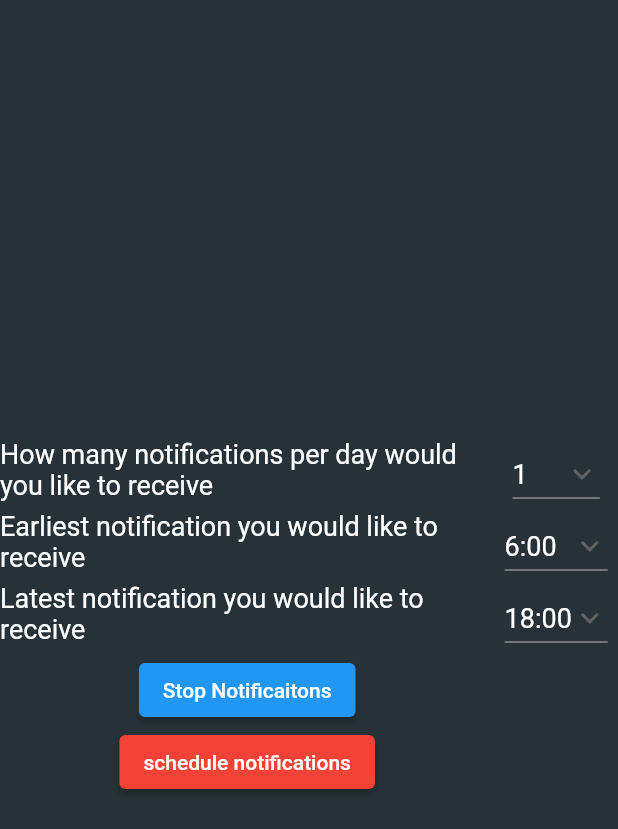
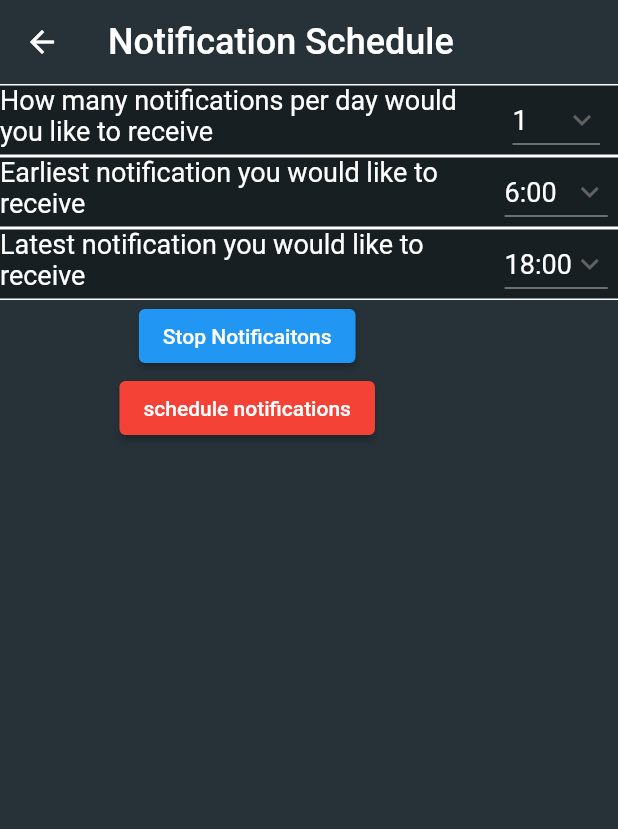
Before and after one commit to matze21/memorification, a Flutter app: the Page2 screen opened directly, on a phone screen of 412 x 824 dp. Shown: the top 829 px of the screen. Run offline on Flutter 3.47's test engine with Material 2 defaults, Android fonts, the phone set to English and light mode, and no system bars; our stand-ins replace flutter_local_notifications, flutter_native_timezone, rxdart, shared_preferences, sqflite, timezone; accounts and stored records are empty.

Commit message:
done studying package, settings page

```diff
--- a/lib/notifications/settings_page.dart
+++ b/lib/notifications/settings_page.dart
@@ -157,16 +157,22 @@ class _MyPage2State extends State<Page2> with WidgetsBindingObserver{
     }
   }
 
+  BoxDecoration boxDeco = BoxDecoration(color: Colors.black38, border:
+  Border(top:    BorderSide(color: Colors.white, width: 1, style: BorderStyle.solid),
+  bottom: BorderSide(color: Colors.white, width: 1, style: BorderStyle.solid),
+  ));
+
   @override
   Widget build(BuildContext context) {
     return Scaffold(
-      body: Center(child: new Table(
+      appBar: AppBar(title: Text("Notification Schedule", style: TextStyle(fontSize: 24),)),
+      body: Table(
         columnWidths: {
           0: FlexColumnWidth(4),
           1: FlexColumnWidth(1),
         },
         children: [
-          TableRow(
+          TableRow(decoration: boxDeco,
             children: [Column(
               children: [Text('How many notifications per day would you like to receive'
                 , style: TextStyle(color: Colors.white, fontSize: 18)
@@ -198,7 +204,7 @@ class _MyPage2State extends State<Page2> with WidgetsBindingObserver{
               )
             ]
           ),
-          TableRow(
+          TableRow(decoration: boxDeco,
               children: [Column(
                 children: [Text('Earliest notification you would like to receive'
                     , style: TextStyle(color: Colors.white, fontSize: 18)
@@ -233,7 +239,7 @@ class _MyPage2State extends State<Page2> with WidgetsBindingObserver{
                 )
               ]
           ),
-          TableRow(
+          TableRow(decoration: boxDeco,
               children: [Column(
                 children: [Text('Latest notification you would like to receive'
                     , style: TextStyle(color: Colors.white, fontSize: 18)
@@ -299,7 +305,7 @@ class _MyPage2State extends State<Page2> with WidgetsBindingObserver{
               ]
           )
         ],
-      ))
+      )
     );
   }
 
--- a/lib/vocab_page/add_edit_vocab_package.dart
+++ b/lib/vocab_page/add_edit_vocab_package.dart
@@ -55,11 +55,6 @@ class _AddEditPackagePageState extends State<AddEditPackagePage> {
         child: ListView.builder(
           itemCount: this.tableRowList.length, // Don't forget this line
           itemBuilder: (context, index) => Table(
-              // border: TableBorder.lerp(
-              //     TableBorder(
-              //         top: BorderSide(color: Colors.black, width: 1, style: BorderStyle.solid),
-              //         bottom: BorderSide(color: Colors.black, width: 1, style: BorderStyle.solid),),
-              //     null, 1.0),
               key: ValueKey(this.tableRowList[index]),
               columnWidths: {
                 0: FlexColumnWidth(0.95),
```
Also changed, not shown: lib/vocab_page/word_pair_settings.dart (+20 -0 lines).
